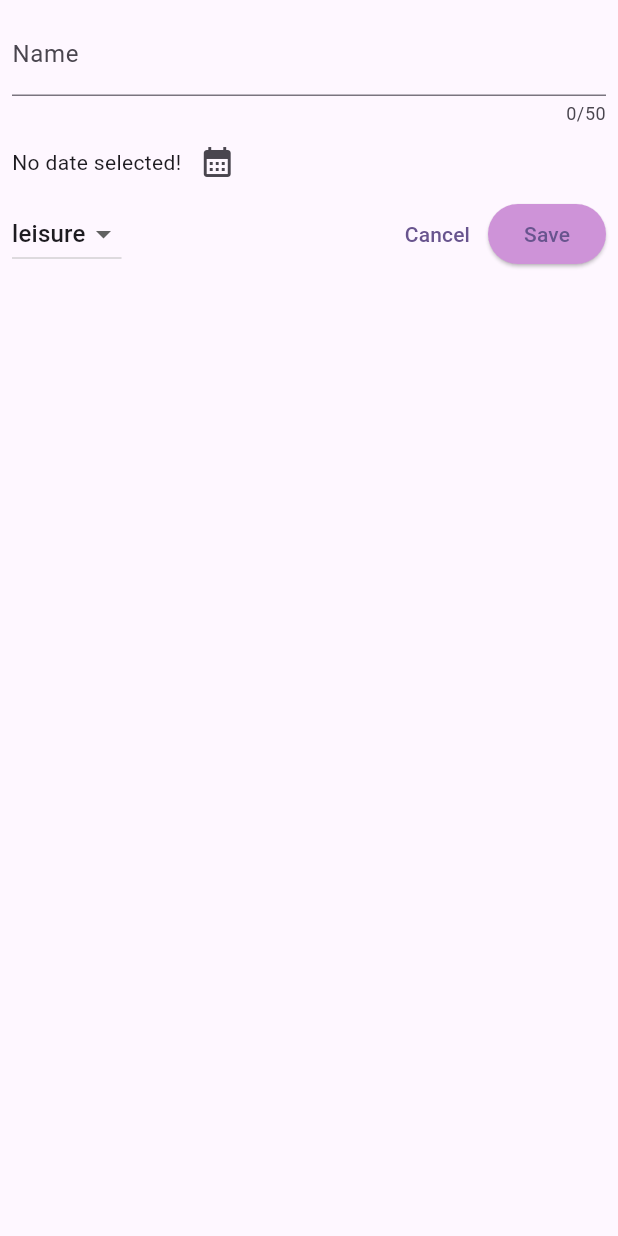
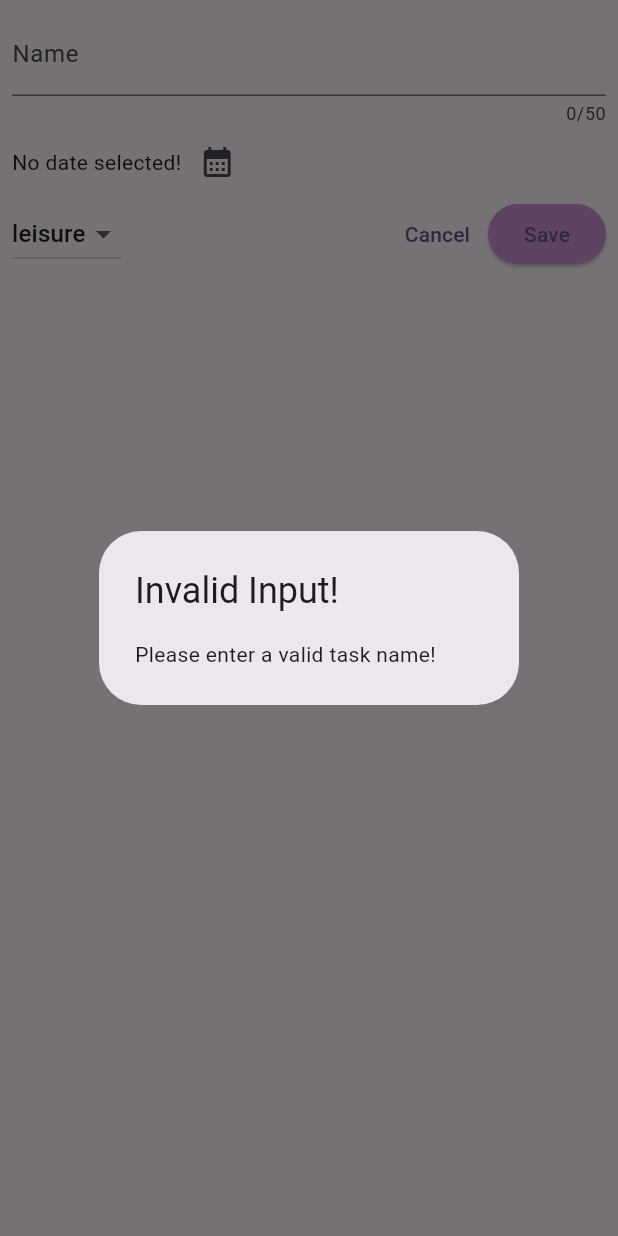
Before and after one commit to adogbeji/FlutterTaskPlanner2, a Flutter app: the NewTask widget shown alone on an empty page, opened directly with empty values, after a tap on "Save", on a phone screen of 412 x 824 dp. Run offline on Flutter 3.47's test engine with Material 3 defaults, Android fonts, the phone set to English and light mode, and no system bars.

Commit message:
Start adding code to display AlertDialog if input is invalid

```diff
--- a/lib/views/widgets/new_task.dart
+++ b/lib/views/widgets/new_task.dart
@@ -43,6 +43,13 @@ class _NewTaskState extends State<NewTask> {
 
     if (_nameController.text.trim().isEmpty || _selectedDate == null) {
       // Show Error Message
+      showDialog(
+        context: context,
+        builder: (ctx) => const AlertDialog(
+          title: Text('Invalid Input!'),
+          content: Text('Please enter a valid task name!'),
+        ),
+      );
     }
   }
 
```
